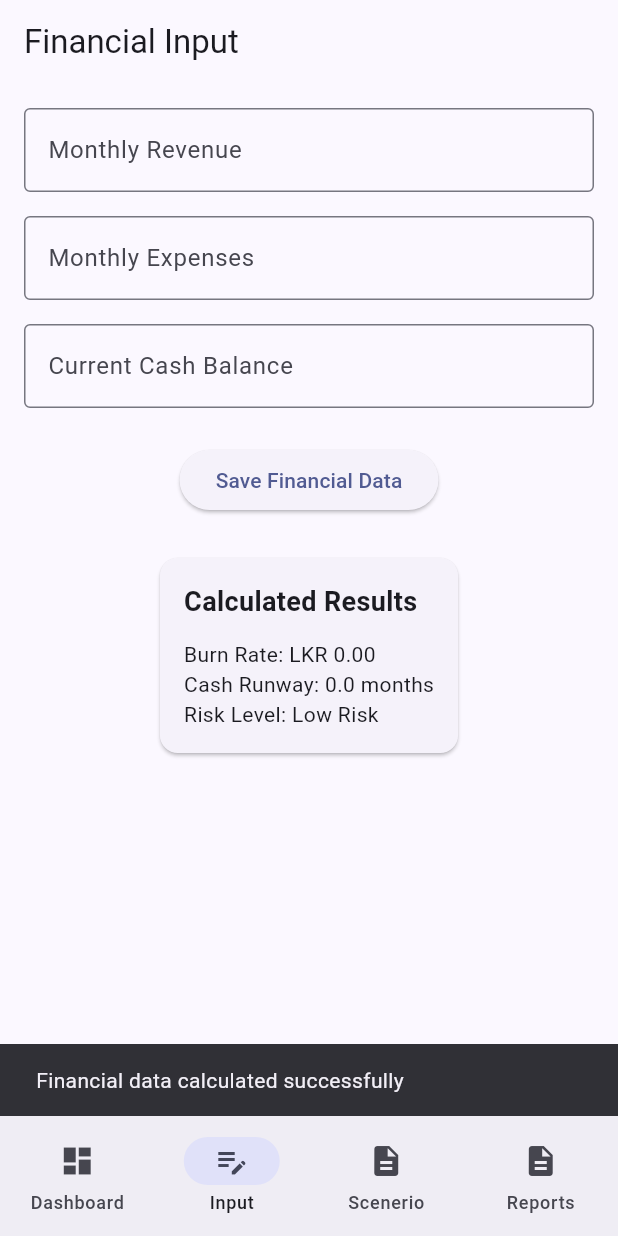
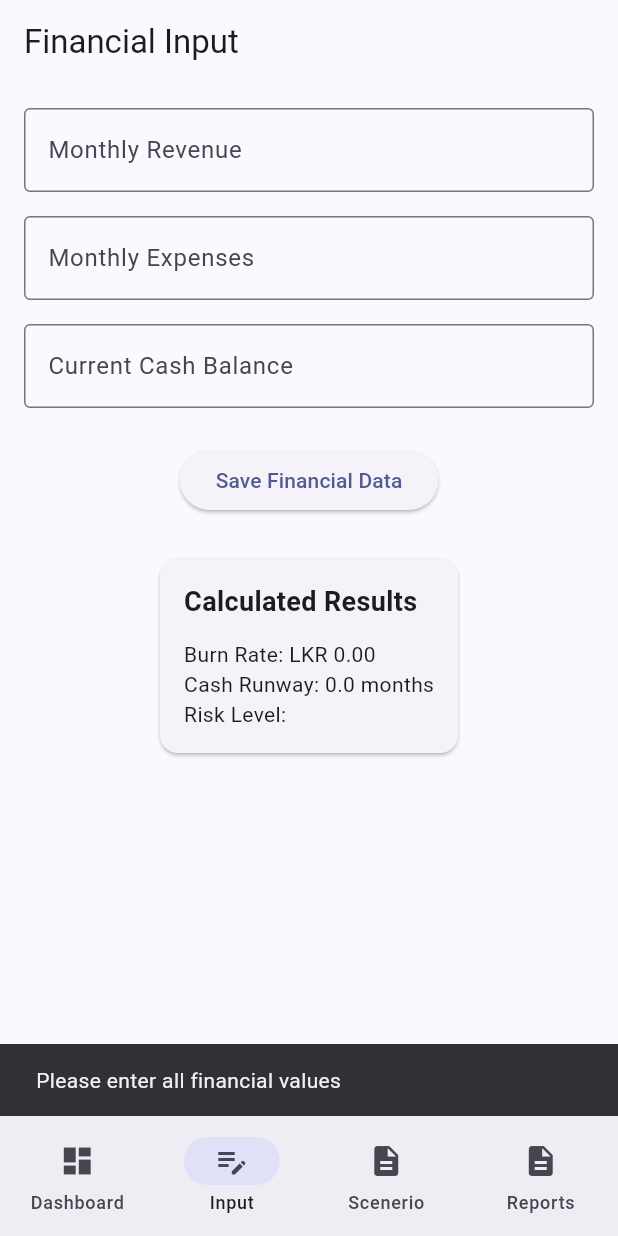
Before and after one commit to Cyber-ANGEL07/startup_financial_analyzer, a Flutter app: the screen it shows after launch, item 2 of the bottom bar chosen, after a tap on "Save Financial Data", on a phone screen of 412 x 824 dp. Run offline on Flutter 3.47's test engine with Material 3 defaults, Android fonts, the phone set to English and light mode, and no system bars; our stand-ins replace fl_chart, hive_flutter, printing; accounts and stored records are empty.

Commit message:
Add input validation for financial values

```diff
--- a/lib/screens/financial_input_screen.dart
+++ b/lib/screens/financial_input_screen.dart
@@ -67,9 +67,29 @@ class _FinancialInputScreenState
             SizedBox(height:24),
             ElevatedButton(
               onPressed: () {
+
+                if(revenueController.text.isEmpty || expensesController.text.isEmpty || cashController.text.isEmpty) {
+                  ScaffoldMessenger.of(context).showSnackBar(
+                    const SnackBar(
+                      content: Text('Please enter all financial values'),
+                      ),
+                    );
+                    return;
+                }
+
+
                 final revenue = double.tryParse(revenueController.text) ?? 0;
                 final expenses = double.tryParse(expensesController.text) ?? 0;
                 final cash = double.tryParse(cashController.text) ?? 0;
+
+                if (revenue < 0 || expenses < 0 || cash < 0) {
+                  ScaffoldMessenger.of(context).showSnackBar(
+                    const SnackBar(
+                      content: Text('Values cannot be negative'),
+                    ),
+                  );
+                  return;
+                }
 
                 final burnRate = FinancialCalculator.calculateBurnRate(
                   revenue,
```
